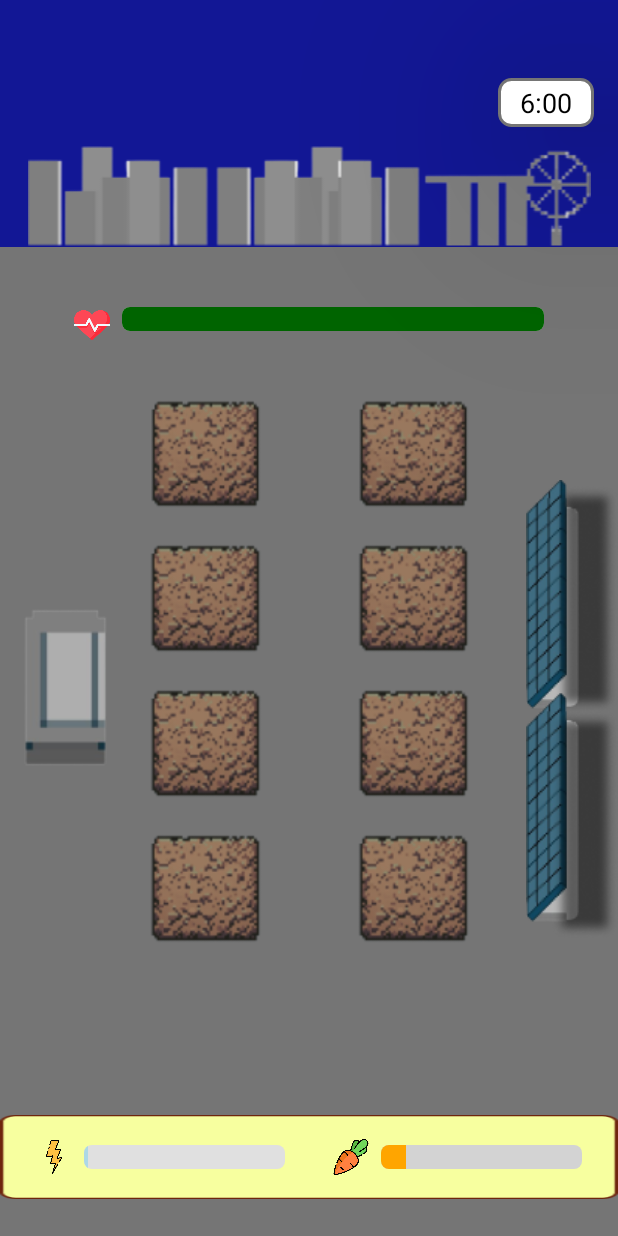
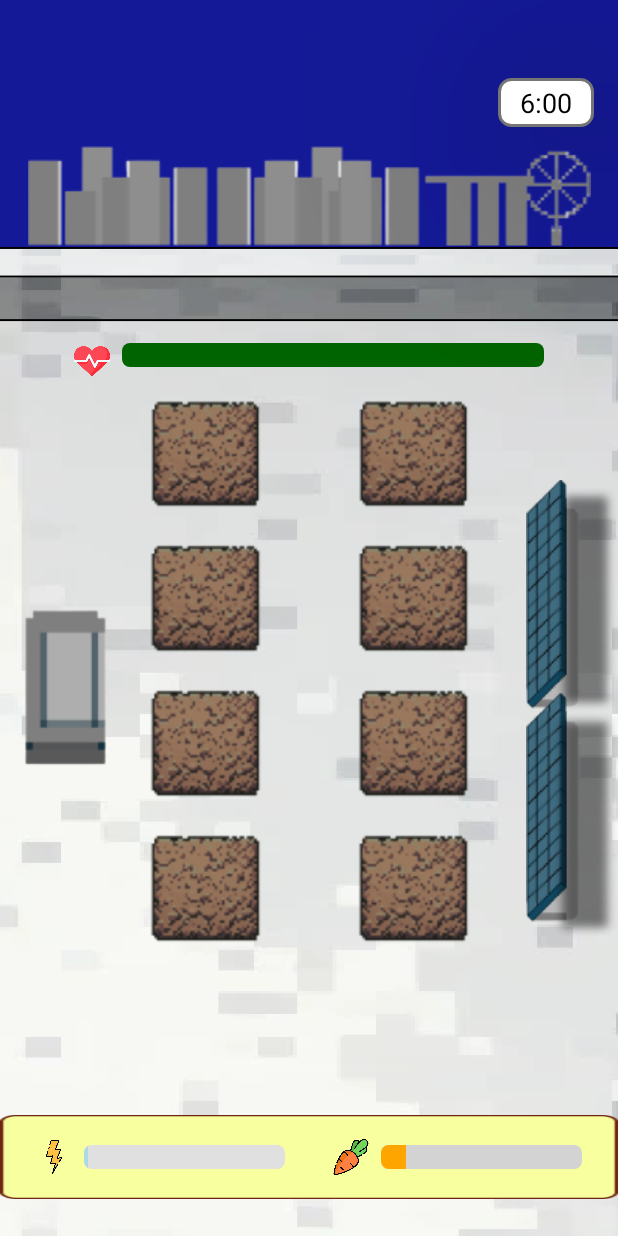
Before and after one commit to Innumii/UrbanFarm, an Android app: the MainActivity screen opened directly, with no data from a screen before it, on a phone screen of 412 x 824 dp. Run offline under Robolectric (Android 15) with nearby library versions, the phone set to English and light mode, and no system bars.

Commit message:
replaced background and shifted life

```diff
--- a/app/src/main/res/layout/activity_main.xml
+++ b/app/src/main/res/layout/activity_main.xml
@@ -6,6 +6,24 @@
     android:layout_height="match_parent"
     android:background="@color/grey_stone"
     tools:context=".MainActivity">
+
+    <androidx.constraintlayout.widget.Guideline
+        android:id="@+id/top20PercentGuideline"
+        android:layout_width="wrap_content"
+        android:layout_height="wrap_content"
+        android:orientation="horizontal"
+        app:layout_constraintGuide_percent="0.20" />
+
+    <ImageView
+        android:id="@+id/imageForBottom80"
+        android:layout_width="0dp"
+        android:layout_height="0dp"
+        app:layout_constraintTop_toBottomOf="@id/top20PercentGuideline"
+        app:layout_constraintBottom_toBottomOf="parent"
+        app:layout_constraintStart_toStartOf="parent"
+        app:layout_constraintEnd_toEndOf="parent"
+        android:scaleType="fitXY"
+        android:src="@drawable/roof_bg" />
 
     <!-- Day Night View -->
     <View
@@ -47,7 +65,7 @@
         android:id="@+id/livelihoodGroup"
         android:layout_width="0dp"
         android:layout_height="wrap_content"
-        android:layout_marginTop="16dp"
+        android:layout_marginTop="40dp"
         app:layout_constraintTop_toBottomOf="@id/dayNight"
         app:layout_constraintStart_toStartOf="parent"
         app:layout_constraintEnd_toEndOf="parent"
```
Also changed, not shown: app/src/main/res/drawable/roof_bg.png (added).
